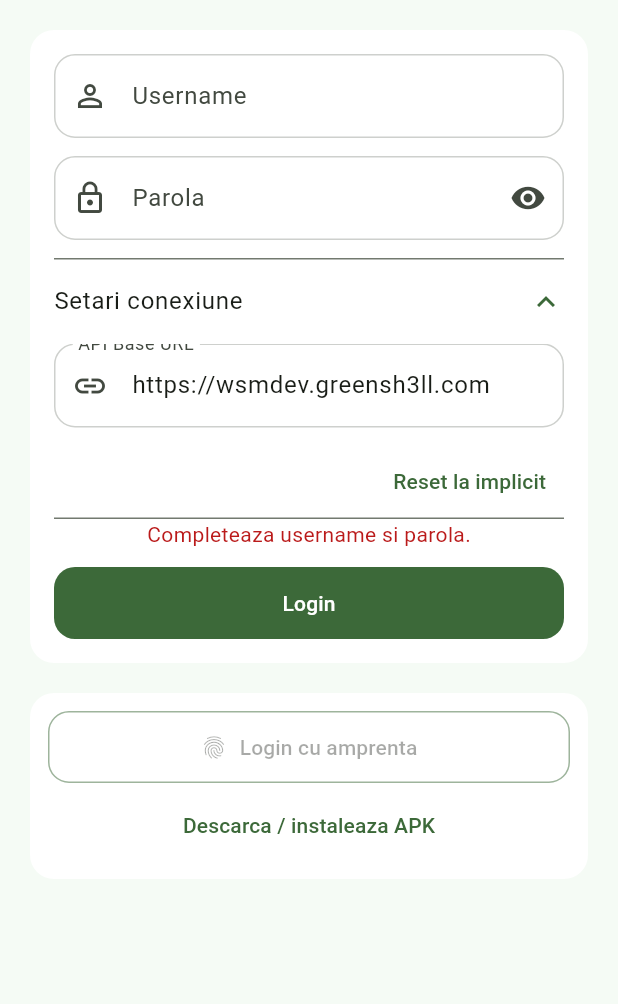
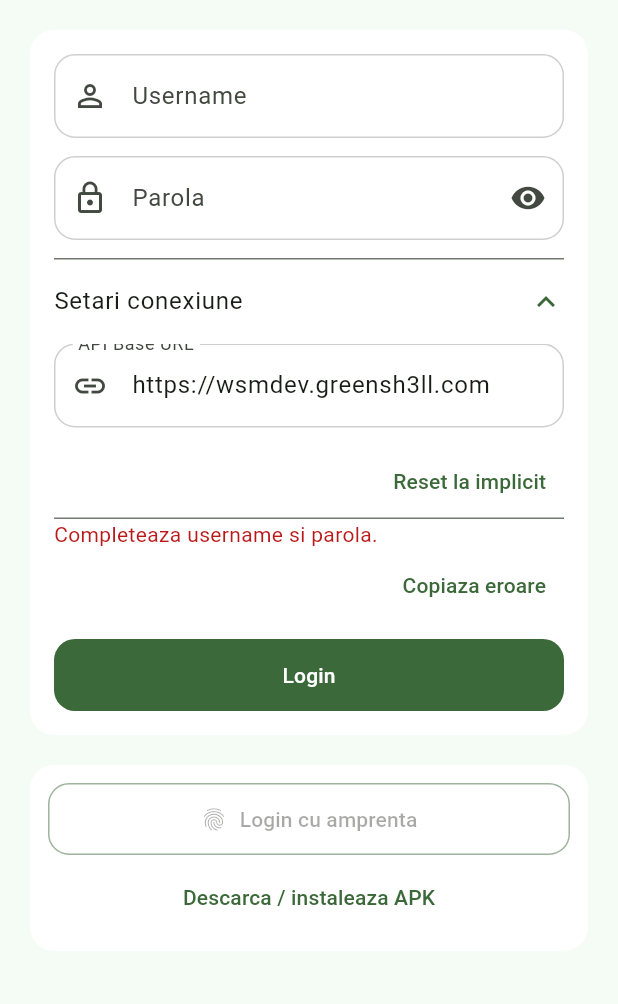
Before and after one commit to dirzanbogdan/Wood-Shop-Manager, a Flutter app: the screen it shows after launch, after a tap on "Setari conexiune", after a tap on "Login", on a phone screen of 412 x 824 dp, the part 141-1145 px from its top. Run offline on Flutter 3.47's test engine with Material 3 defaults, Android fonts, the light colour scheme and no system bars; our stand-ins replace flutter_secure_storage, local_auth, package_info_plus, shared_preferences.

Commit message:
Add copy-to-clipboard for login errors

```diff
--- a/mobile/lib/pages/login_page.dart
+++ b/mobile/lib/pages/login_page.dart
@@ -327,6 +327,15 @@ class _LoginPageState extends State<LoginPage> {
     setState(() => _error = null);
   }
 
+  void _copyError() {
+    final msg = (_error ?? '').trim();
+    if (msg.isEmpty) return;
+    Clipboard.setData(ClipboardData(text: msg));
+    ScaffoldMessenger.of(context).showSnackBar(
+      const SnackBar(content: Text('Eroare copiata in clipboard.')),
+    );
+  }
+
   void _onPasswordChanged(String _) {
     if (!_obscure) return;
     _revealTimer?.cancel();
@@ -516,16 +525,29 @@ class _LoginPageState extends State<LoginPage> {
                           child: Column(
                             crossAxisAlignment: CrossAxisAlignment.start,
                             children: [
-                              Text(_error!, style: TextStyle(color: cs.error)),
-                              if (_error!.contains('domeniul') ||
-                                  _error!.contains('Base URL'))
-                                Align(
-                                  alignment: Alignment.centerRight,
-                                  child: TextButton(
-                                    onPressed: _loading ? null : _resetBaseUrl,
-                                    child: const Text('Reset Base URL'),
-                                  ),
+                              SelectableText(
+                                _error!,
+                                style: TextStyle(color: cs.error),
+                              ),
+                              Align(
+                                alignment: Alignment.centerRight,
+                                child: Wrap(
+                                  spacing: 8,
+                                  children: [
+                                    TextButton(
+                                      onPressed: _loading ? null : _copyError,
+                                      child: const Text('Copiaza eroare'),
+                                    ),
+                                    if (_error!.contains('domeniul') ||
+                                        _error!.contains('Base URL'))
+                                      TextButton(
+                                        onPressed:
+                                            _loading ? null : _resetBaseUrl,
+                                        child: const Text('Reset Base URL'),
+                                      ),
+                                  ],
                                 ),
+                              ),
                             ],
                           ),
                         ),
--- a/mobile/pubspec.yaml
+++ b/mobile/pubspec.yaml
@@ -16,7 +16,7 @@ publish_to: 'none' # Remove this line if you wish to publish to pub.dev
 # https://developer.apple.com/library/archive/documentation/General/Reference/InfoPlistKeyReference/Articles/CoreFoundationKeys.html
 # In Windows, build-name is used as the major, minor, and patch parts
 # of the product and file versions while build-number is used as the build suffix.
-version: 1.0.7+8
+version: 1.0.8+9
 
 environment:
   sdk: ^3.10.4
```
